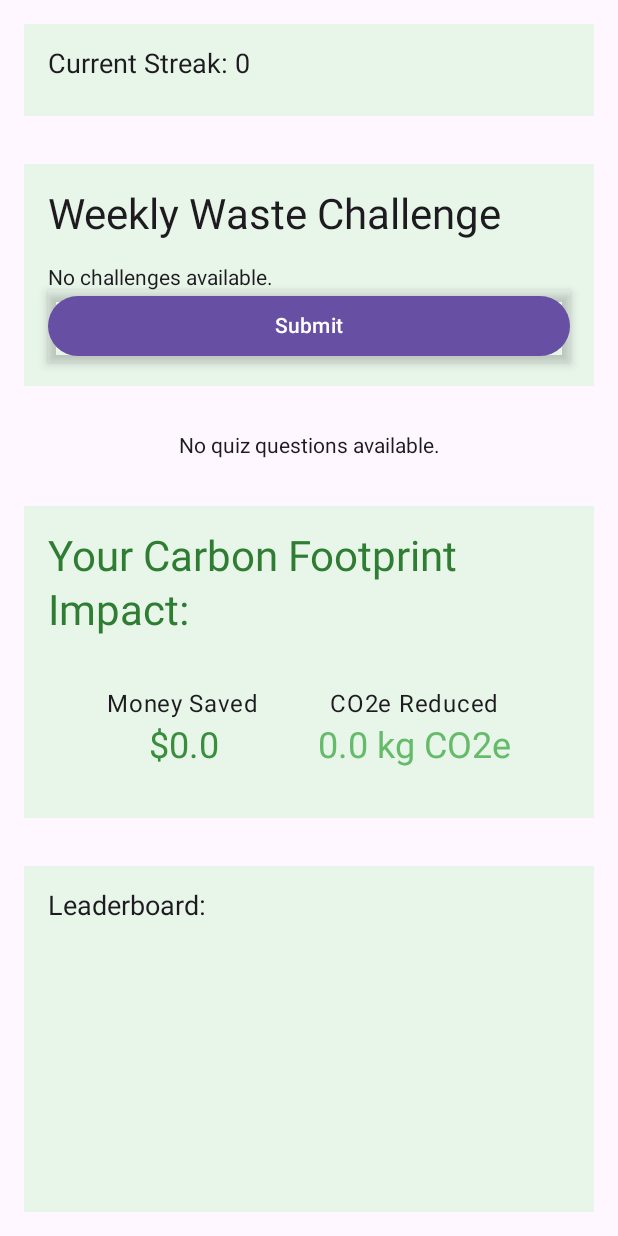
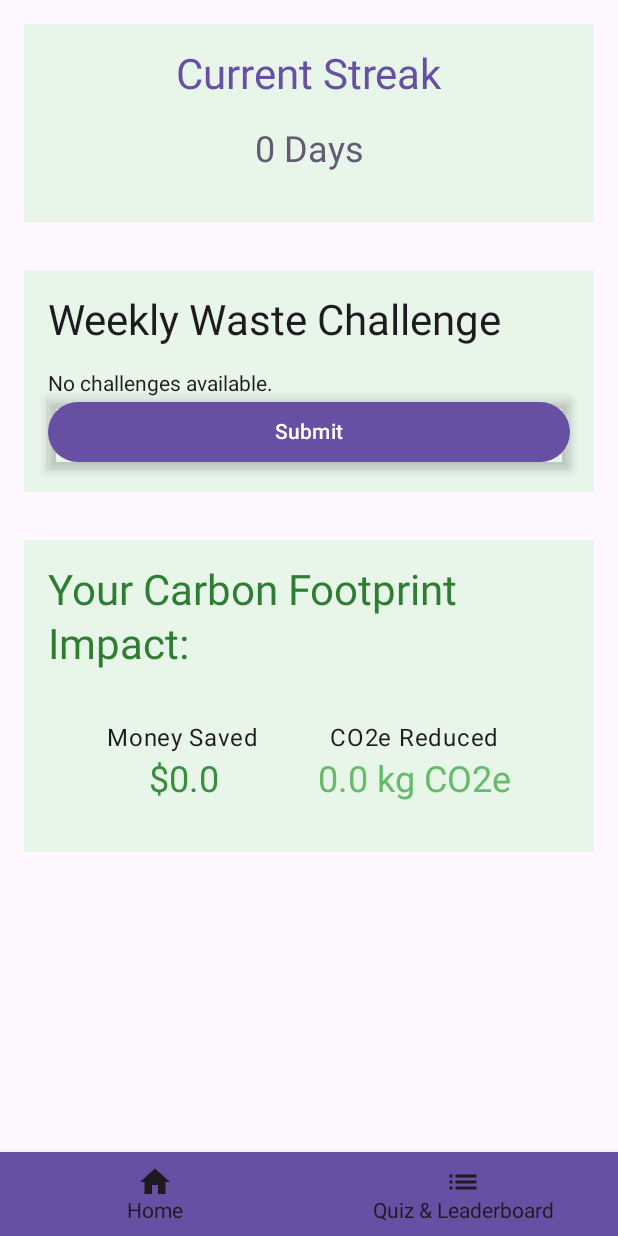
Before and after one commit to nazim117/Waste-Management, an Android app built with Jetpack Compose: the screen it shows after launch (MainActivity), on a phone screen of 412 x 824 dp. Run offline under Robolectric (Android 15) with nearby library versions, the phone set to English and light mode, and no system bars; our stand-ins replace Firebase (no records; nobody signed in at launch, a user with empty details on screens opened directly).

Commit message:
Updated UI and set up #1 user on leaderboard popup

```diff
--- a/WasteManagementApp/app/src/main/java/com/example/wastemanagementapp/MainActivity.kt
+++ b/WasteManagementApp/app/src/main/java/com/example/wastemanagementapp/MainActivity.kt
@@ -3,24 +3,29 @@ package com.example.wastemanagementapp
 import android.os.Bundle
 import androidx.activity.ComponentActivity
 import androidx.activity.compose.setContent
-import androidx.compose.foundation.layout.Arrangement
-import androidx.compose.foundation.layout.Box
-import androidx.compose.foundation.layout.fillMaxSize
 import androidx.compose.foundation.layout.padding
-import androidx.compose.foundation.lazy.LazyColumn
-import androidx.compose.material3.CircularProgressIndicator
+import androidx.compose.material.BottomNavigation
+import androidx.compose.material.BottomNavigationItem
+import androidx.compose.material.icons.Icons
+import androidx.compose.material.icons.filled.Home
+import androidx.compose.material.icons.filled.List
+import androidx.compose.material3.Icon
 import androidx.compose.material3.MaterialTheme
+import androidx.compose.material3.Scaffold
 import androidx.compose.material3.Surface
-import androidx.compose.ui.Alignment
+import androidx.compose.material3.Text
+import androidx.compose.runtime.Composable
+import androidx.compose.runtime.getValue
+import androidx.compose.runtime.mutableStateOf
+import androidx.compose.runtime.remember
+import androidx.compose.runtime.setValue
 import androidx.compose.ui.Modifier
-import androidx.compose.ui.unit.dp
+import androidx.compose.ui.graphics.Color
 import androidx.lifecycle.viewmodel.compose.viewModel
-import com.example.wastemanagementapp.ui.theme.CarbonFootprintScreen
 import com.example.wastemanagementapp.ui.theme.ChallengeViewModel
-import com.example.wastemanagementapp.ui.theme.Leaderboard
-import com.example.wastemanagementapp.ui.theme.QuizScreen
+import com.example.wastemanagementapp.ui.theme.HomeScreen
+import com.example.wastemanagementapp.ui.theme.QuizAndLeaderboardScreen
 import com.example.wastemanagementapp.ui.theme.QuizViewModel
-import com.example.wastemanagementapp.ui.theme.UserStreakScreen
 import com.google.firebase.firestore.FirebaseFirestore
 import java.util.UUID
 
@@ -34,56 +39,36 @@ class MainActivity : ComponentActivity() {
         val userId = getUserId()
 
         setContent {
-            // Get all view models
             val challengeViewModel: ChallengeViewModel = viewModel()
             val quizViewModel: QuizViewModel = viewModel()
 
-            // Check if any data is still loading
-            val isLoading = challengeViewModel.loading || quizViewModel.loading
-            // Add other view models' loading states if needed, e.g. leaderboard loading
+            // Initialize state for navigation
+            var currentScreen by remember { mutableStateOf(WasteManagementScreen.Home) }
 
-            // Render the UI
-            Surface(color = MaterialTheme.colorScheme.background) {
-                if (isLoading) {
-                    // Full-screen loading indicator
-                    Box(
-                        modifier = Modifier.fillMaxSize(),
-                        contentAlignment = Alignment.Center
-                    ) {
-                        CircularProgressIndicator()
-                    }
-                } else {
-                    // Show actual content once data is loaded
-                    LazyColumn(
-                        modifier = Modifier
-                            .fillMaxSize()
-                            .padding(16.dp),
-                        verticalArrangement = Arrangement.spacedBy(32.dp),
-                        horizontalAlignment = Alignment.CenterHorizontally
-                    ) {
-                        item {
-                            UserStreakScreen(userId = userId, firestore = firestore)
-                        }
-
-                        item {
-                            // Weekly User Challenge
-                            challengeViewModel.WeeklyUserChallengeScreen(viewModel = challengeViewModel, userId = userId)
-                        }
-
-                        item {
-                            // Quiz Screen
-                            QuizScreen(viewModel = quizViewModel, userId = userId, firestore = firestore)
-                        }
-
-                        item {
-                            // Carbon Footprint Screen
-                            CarbonFootprintScreen(userId = userId)
-                        }
-
-                        item {
-                            // Leaderboard
-                            Leaderboard(firestore = firestore)
-                        }
+            Scaffold(
+                bottomBar = {
+                    BottomNavigationBar(
+                        currentScreen = currentScreen,
+                        onScreenSelected = { screen -> currentScreen = screen }
+                    )
+                }
+            ) { innerPadding ->
+                Surface(
+                    color = MaterialTheme.colorScheme.background,
+                    modifier = Modifier.padding(innerPadding)
+                ) {
+                    when (currentScreen) {
+                        WasteManagementScreen.Home -> HomeScreen(
+                            userId = userId,
+                            challengeViewModel = challengeViewModel,
+                            onNavigateToQuizAndLeaderboard = { currentScreen = WasteManagementScreen.QuizAndLeaderboard }
+                        )
+                        WasteManagementScreen.QuizAndLeaderboard -> QuizAndLeaderboardScreen(
+                            userId = userId,
+                            quizViewModel = quizViewModel,
+                            firestore = firestore,
+                            onNavigateBack = { currentScreen = WasteManagementScreen.Home }
+                        )
                     }
                 }
             }
@@ -100,3 +85,24 @@ class MainActivity : ComponentActivity() {
         return userId
     }
 }
+
+@Composable
+fun BottomNavigationBar(currentScreen: WasteManagementScreen, onScreenSelected: (WasteManagementScreen) -> Unit) {
+    BottomNavigation(
+        backgroundColor = MaterialTheme.colorScheme.primary,
+        contentColor = Color.White
+    ) {
+        BottomNavigationItem(
+            selected = currentScreen == WasteManagementScreen.Home,
+            onClick = { onScreenSelected(WasteManagementScreen.Home) },
+            label = { Text("Home") },
+            icon = { Icon(Icons.Default.Home, contentDescription = "Home") }
+        )
+        BottomNavigationItem(
+            selected = currentScreen == WasteManagementScreen.QuizAndLeaderboard,
+            onClick = { onScreenSelected(WasteManagementScreen.QuizAndLeaderboard) },
+            label = { Text("Quiz & Leaderboard") },
+            icon = { Icon(Icons.Default.List, contentDescription = "Quiz & Leaderboard") }
+        )
+    }
+}
--- /dev/null
+++ b/WasteManagementApp/app/src/main/java/com/example/wastemanagementapp/WasteManagementScreen.kt
@@ -0,0 +1,6 @@
+package com.example.wastemanagementapp
+
+enum class WasteManagementScreen {
+    Home, // For Streaks, Challenges, Carbon Footprint
+    QuizAndLeaderboard
+}
--- a/WasteManagementApp/app/src/main/java/com/example/wastemanagementapp/ui/theme/CarbonFootprint.kt
+++ b/WasteManagementApp/app/src/main/java/com/example/wastemanagementapp/ui/theme/CarbonFootprint.kt
@@ -69,7 +69,6 @@ fun CarbonFootprintScreen(userId: String, modifier: Modifier = Modifier) {
     }
 }
 
-// Function to set up the real-time Firestore listener
 private fun setupRealTimeListener(userId: String, onDataChanged: (Double, Double) -> Unit): ListenerRegistration {
     val firestore = FirebaseFirestore.getInstance()
 
--- a/WasteManagementApp/app/src/main/java/com/example/wastemanagementapp/ui/theme/ChallengeViewModel.kt
+++ b/WasteManagementApp/app/src/main/java/com/example/wastemanagementapp/ui/theme/ChallengeViewModel.kt
@@ -68,7 +68,6 @@ class ChallengeViewModel : ViewModel() {
     init {
         fetchChallenges()
     }
-
 
     private fun fetchChallenges() {
         viewModelScope.launch(Dispatchers.IO) {
--- /dev/null
+++ b/WasteManagementApp/app/src/main/java/com/example/wastemanagementapp/ui/theme/Homescreen.kt
@@ -0,0 +1,38 @@
+package com.example.wastemanagementapp.ui.theme
+
+import androidx.compose.foundation.layout.Arrangement
+import androidx.compose.foundation.layout.fillMaxSize
+import androidx.compose.foundation.layout.padding
+import androidx.compose.foundation.lazy.LazyColumn
+import androidx.compose.runtime.Composable
+import androidx.compose.ui.Alignment
+import androidx.compose.ui.Modifier
+import androidx.compose.ui.unit.dp
+import com.google.firebase.firestore.FirebaseFirestore
+
+@Composable
+fun HomeScreen(
+    userId: String,
+    challengeViewModel: ChallengeViewModel,
+    onNavigateToQuizAndLeaderboard: () -> Unit
+) {
+    LazyColumn(
+        modifier = Modifier
+            .fillMaxSize()
+            .padding(16.dp),
+        verticalArrangement = Arrangement.spacedBy(32.dp),
+        horizontalAlignment = Alignment.CenterHorizontally
+    ) {
+        item {
+            UserStreakScreen(userId = userId, firestore = FirebaseFirestore.getInstance())
+        }
+
+        item {
+            challengeViewModel.WeeklyUserChallengeScreen(viewModel = challengeViewModel, userId = userId)
+        }
+
+        item {
+            CarbonFootprintScreen(userId = userId)
+        }
+    }
+}
--- a/WasteManagementApp/app/src/main/java/com/example/wastemanagementapp/ui/theme/UserStreakScreen.kt
+++ b/WasteManagementApp/app/src/main/java/com/example/wastemanagementapp/ui/theme/UserStreakScreen.kt
@@ -1,15 +1,22 @@
 package com.example.wastemanagementapp.ui.theme
 
 import androidx.compose.foundation.background
+import androidx.compose.foundation.layout.Arrangement
 import androidx.compose.foundation.layout.Column
 import androidx.compose.foundation.layout.fillMaxSize
 import androidx.compose.foundation.layout.padding
+import androidx.compose.material3.MaterialTheme
 import androidx.compose.material3.Text
-import androidx.compose.runtime.*
+import androidx.compose.runtime.Composable
+import androidx.compose.runtime.DisposableEffect
+import androidx.compose.runtime.getValue
+import androidx.compose.runtime.mutableStateOf
+import androidx.compose.runtime.remember
+import androidx.compose.runtime.setValue
+import androidx.compose.ui.Alignment
 import androidx.compose.ui.Modifier
 import androidx.compose.ui.graphics.Color
 import androidx.compose.ui.unit.dp
-import androidx.compose.ui.unit.sp
 import com.google.firebase.firestore.FirebaseFirestore
 import com.google.firebase.firestore.ListenerRegistration
 
@@ -32,12 +39,21 @@ fun UserStreakScreen(userId: String, firestore: FirebaseFirestore) {
         modifier = Modifier
             .fillMaxSize()
             .background(Color(0xFFE8F5E9))
-            .padding(16.dp)
+            .padding(16.dp),
+        verticalArrangement = Arrangement.Center,
+        horizontalAlignment = Alignment.CenterHorizontally
     ) {
         Text(
-            text = "Current Streak: $streak",
-            fontSize = 18.sp,
-            modifier = Modifier.padding(bottom = 8.dp)
+            text = "Current Streak",
+            style = MaterialTheme.typography.headlineMedium,
+            color = MaterialTheme.colorScheme.primary,
+            modifier = Modifier.padding(bottom = 16.dp)
+        )
+        Text(
+            text = "$streak Days",
+            style = MaterialTheme.typography.headlineSmall,
+            color = MaterialTheme.colorScheme.secondary,
+            modifier = Modifier.padding(bottom = 16.dp)
         )
     }
 }
@@ -62,10 +78,10 @@ fun setupStreakListener(
             if (snapshots != null && !snapshots.isEmpty) {
                 val document = snapshots.documents[0]
                 val newStreak = document.getLong("streak")?.toInt() ?: 0
-                println("Fetched streak: $newStreak for userId: $userId") // Debug log
+                println("Fetched streak: $newStreak for userId: $userId")
                 onStreakChanged(newStreak)
             } else {
-                println("No document found for userId: $userId") // Debug log
+                println("No document found for userId: $userId")
             }
         }
 }
```
Also changed, not shown: WasteManagementApp/app/src/main/java/com/example/wastemanagementapp/ui/theme/CustomCongratsDialog.kt (added, +71 -0 lines), WasteManagementApp/app/src/main/java/com/example/wastemanagementapp/ui/theme/Leaderboard.kt (+75 -21 lines), WasteManagementApp/app/src/main/java/com/example/wastemanagementapp/ui/theme/QuizAndLeaderboardScreen.kt (added, +77 -0 lines), WasteManagementApp/app/src/main/java/com/example/wastemanagementapp/ui/theme/QuizViewModel.kt (+47 -20 lines).
